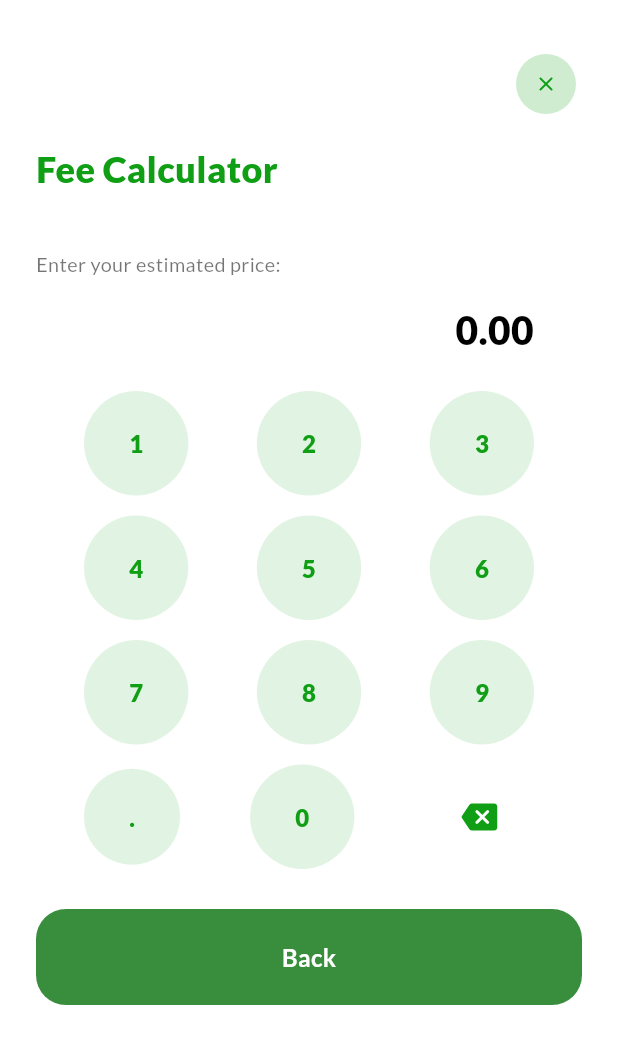
After one commit to taiwoteni/troco, a Flutter app: the FeeCalculatorScreen screen opened directly, swiped to page 2, on a phone screen of 412 x 824 dp. The commit adds this screen. Shown: the top 1044 px of the screen. Run offline on Flutter 3.47's test engine with Material 3 defaults, Android fonts, the phone set to English and light mode, and no system bars; our stand-ins replace awesome_snackbar_content, cached_network_image, carousel_slider, dotted_border, email_validator, equatable and 12 more; missing offline and left inert: croppy, nigerian_states_and_lga; accounts and stored records are empty.

Commit message:
Added fee calculator

```diff
--- a/lib/features/services/data/sources/preset-services.dart
+++ b/lib/features/services/data/sources/preset-services.dart
@@ -18,7 +18,7 @@ List<SettingsModel> presetServices({required BuildContext context}) {
         label: "Fee Calculator",
         icon: AssetManager.svgFile(name: "calculator"),
         settingsType: SettingsType.financial,
-        // onTap: () => Navigator.pushNamed(context, Routes.changeLanguageRoute),
+        onTap: () => Navigator.pushNamed(context, Routes.feeCalculator),
         iconType: IconType.svg),
     SettingsModel(
         label: "Payment Methods",
--- /dev/null
+++ b/lib/features/services/presentation/calc/views/fee-calculator-screen.dart
@@ -0,0 +1,81 @@
+import 'package:flutter/material.dart';
+import 'package:flutter_riverpod/flutter_riverpod.dart';
+import 'package:troco/features/services/presentation/calc/provider/fee-provider.dart';
+import 'package:troco/features/services/presentation/calc/widgets/fee-calculation-page.dart';
+import 'package:troco/features/services/presentation/calc/widgets/select-category-page.dart';
+
+import '../../../../../core/app/color-manager.dart';
+import '../../../../../core/app/font-manager.dart';
+import '../../../../../core/app/size-manager.dart';
+import '../../../../../core/components/others/spacer.dart';
+
+class FeeCalculatorScreen extends ConsumerStatefulWidget {
+  const FeeCalculatorScreen({super.key});
+
+  @override
+  ConsumerState<ConsumerStatefulWidget> createState() => _FeeCalculatorState();
+}
+
+class _FeeCalculatorState extends ConsumerState<FeeCalculatorScreen> {
+  @override
+  Widget build(BuildContext context) {
+    return Scaffold(
+      backgroundColor: ColorManager.background,
+      body: SingleChildScrollView(
+        padding:
+            const EdgeInsets.symmetric(horizontal: SizeManager.large * 1.2),
+        child: Column(
+          crossAxisAlignment: CrossAxisAlignment.start,
+          children: [
+            extraLargeSpacer(),
+            back(),
+            mediumSpacer(),
+            title(),
+            largeSpacer(),
+            pageView(),
+          ],
+        ),
+      ),
+    );
+  }
+
+  Widget pageView() {
+    return Container(
+      constraints: BoxConstraints.loose(const Size.fromHeight(607)),
+      child: PageView(
+        controller: ref.watch(feePageViewProvider),
+        physics: const NeverScrollableScrollPhysics(),
+        children: const [SelectCategoryPage(), FeeCalculationPage()],
+      ),
+    );
+  }
+
+  Widget title() {
+    return Text(
+      "Fee Calculator",
+      textAlign: TextAlign.left,
+      style: TextStyle(
+          color: ColorManager.accentColor,
+          fontFamily: 'lato',
+          fontSize: FontSizeManager.large * 1.2,
+          fontWeight: FontWeightManager.extrabold),
+    );
+  }
+
+  Widget back() {
+    return Align(
+      alignment: Alignment.centerRight,
+      child: IconButton(
+          onPressed: () => Navigator.pop(context),
+          style: ButtonStyle(
+              shape: const MaterialStatePropertyAll(CircleBorder()),
+              backgroundColor: MaterialStatePropertyAll(
+                  ColorManager.accentColor.withOpacity(0.2))),
+          icon: Icon(
+            Icons.close_rounded,
+            color: ColorManager.accentColor,
+            size: IconSizeManager.small,
+          )),
+    );
+  }
+}
--- /dev/null
+++ b/lib/features/services/presentation/calc/widgets/fee-calculation-page.dart
@@ -0,0 +1,217 @@
+import 'package:flutter/material.dart';
+import 'package:flutter_riverpod/flutter_riverpod.dart';
+import 'package:intl/intl.dart';
+import 'package:troco/core/components/button/presentation/provider/button-provider.dart';
+import 'package:troco/core/components/button/presentation/widget/button.dart';
+import 'package:troco/features/transactions/utils/enums.dart';
+
+import '../../../../../core/app/color-manager.dart';
+import '../../../../../core/app/font-manager.dart';
+import '../../../../../core/app/size-manager.dart';
+import '../../../../../core/components/others/spacer.dart';
+import '../provider/fee-provider.dart';
+import 'fee-keypad-widget.dart';
+
+class FeeCalculationPage extends ConsumerStatefulWidget {
+  const FeeCalculationPage({super.key});
+
+  @override
+  ConsumerState<ConsumerStatefulWidget> createState() =>
+      _SelectCategoryPageState();
+}
+
+class _SelectCategoryPageState extends ConsumerState<FeeCalculationPage> {
+  String price = "0";
+  String charges = "0";
+  final buttonKey = UniqueKey();
+  bool calculated = false;
+
+  @override
+  void setState(VoidCallback fn, {final bool? calculation}) {
+    if (!mounted) {
+      return;
+    }
+
+    if (calculation ?? false) {
+      calculated = true;
+    } else {
+      calculated = false;
+    }
+    super.setState(fn);
+  }
+
+  @override
+  Widget build(BuildContext context) {
+    return Column(
+      mainAxisSize: MainAxisSize.min,
+      crossAxisAlignment: CrossAxisAlignment.start,
+      children: [
+        mediumSpacer(),
+        enterEstimatedSales(),
+        mediumSpacer(),
+        priceText(),
+        mediumSpacer(),
+        keyPad(),
+        largeSpacer(),
+        calculate(),
+        extraLargeSpacer(),
+      ],
+    );
+  }
+
+  Widget enterEstimatedSales() {
+    final formatter = NumberFormat.currency(
+      locale: 'en_NG',
+      symbol: "N",
+      decimalDigits: 2,
+    );
+    return Text(
+      calculated
+          ? "Calculated price with charges (${formatter.format(double.parse(charges))}):"
+          : "Enter your estimated price:",
+      textAlign: TextAlign.left,
+      style: TextStyle(
+          color:
+              !calculated ? ColorManager.secondary : ColorManager.accentColor,
+          fontFamily: 'lato',
+          fontSize: FontSizeManager.small * 1.1,
+          fontWeight: FontWeightManager.regular),
+    );
+  }
+
+  Widget keyPad() {
+    final keys = [1, 2, 3, 4, 5, 6, 7, 8, 9, 0];
+
+    return Padding(
+      padding: const EdgeInsets.symmetric(horizontal: SizeManager.extralarge),
+      child: Column(
+        mainAxisSize: MainAxisSize.min,
+        mainAxisAlignment: MainAxisAlignment.center,
+        children: [
+          Row(
+            mainAxisAlignment: MainAxisAlignment.spaceBetween,
+            children: [
+              ...keys.getRange(0, 3).map(
+                    (e) => FeeKeypadWidget(
+                        onTap: () =>
+                            setState(() => price = price + e.toString()),
+                        text: e.toString()),
+                  ),
+            ],
+          ),
+          Row(
+            mainAxisAlignment: MainAxisAlignment.spaceBetween,
+            children: [
+              ...keys.getRange(3, 6).map(
+                    (e) => FeeKeypadWidget(
+                        onTap: () =>
+                            setState(() => price = price + e.toString()),
+                        text: e.toString()),
+                  ),
+            ],
+          ),
+          Row(
+            mainAxisAlignment: MainAxisAlignment.spaceBetween,
+            children: [
+              ...keys.getRange(6, 9).map(
+                    (e) => FeeKeypadWidget(
+                        onTap: () =>
+                            setState(() => price = price + e.toString()),
+                        text: e.toString()),
+                  ),
+            ],
+          ),
+          Row(
+            mainAxisAlignment: MainAxisAlignment.spaceBetween,
+            children: [
+              FeeKeypadWidget(
+                  onTap: () => setState(() => price = price.contains(".")
+                      ? "${price.replaceAll(".", ".")}."
+                      : "$price."),
+                  text: "."),
+              FeeKeypadWidget(
+                  onTap: () => setState(() => price = "${price}0"),
+                  text: 0.toString()),
+              GestureDetector(
+                onLongPress: () => setState(() => price = "0"),
+                child: IconButton.filled(
+                    style: const ButtonStyle(
+                        fixedSize: WidgetStatePropertyAll(Size.square(73)),
+                        backgroundColor:
+                            WidgetStatePropertyAll(Colors.transparent),
+                        shape: WidgetStatePropertyAll(CircleBorder())),
+                    onPressed: () => setState(() => price =
+                        price.trim().isEmpty || price == "0"
+                            ? "0"
+                            : price.substring(0, price.length - 1)),
+                    icon: Icon(
+                      Icons.backspace_rounded,
+                      color: ColorManager.accentColor,
+                      size: IconSizeManager.medium * 0.8,
+                    )),
+              ),
+            ],
+          )
+        ],
+      ),
+    );
+  }
+
+  Widget priceText() {
+    final formattedPrice = NumberFormat.currency(
+      locale: 'en_NG',
+      symbol: "",
+      decimalDigits: 2,
+    ).format(double.parse(price));
+    return Align(
+      alignment: Alignment.centerRight,
+      child: Padding(
+        padding: const EdgeInsets.symmetric(horizontal: SizeManager.extralarge),
+        child: Text(
+          price.isEmpty ? "0" : formattedPrice,
+          textAlign: TextAlign.right,
+          style: TextStyle(
+              color: ColorManager.primary,
+              fontSize: FontSizeManager.large * 1.3,
+              fontWeight: FontWeightManager.extrabold,
+              fontFamily: 'lato'),
+        ),
+      ),
+    );
+  }
+
+  SliverGridDelegateWithFixedCrossAxisCount keyPadDelegate() {
+    return const SliverGridDelegateWithFixedCrossAxisCount(
+      crossAxisCount: 3,
+      crossAxisSpacing: SizeManager.medium,
+      mainAxisSpacing: SizeManager.medium,
+    );
+  }
+
+  Widget calculate() {
+    return CustomButton(
+      label: price.trim().isEmpty || price == "0" ? "Back" : "Calculate",
+      buttonKey: buttonKey,
+      usesProvider: true,
+      onPressed: next,
+    );
+  }
+
+  Future<void> next() async {
+    ButtonProvider.startLoading(buttonKey: buttonKey, ref: ref);
+    await Future.delayed(const Duration(seconds: 3));
+    ButtonProvider.stopLoading(buttonKey: buttonKey, ref: ref);
+    //should move to next page
+    if (price.trim().isEmpty || price == "0") {
+      ref.watch(feePageViewProvider.notifier).state.previousPage(
+          duration: const Duration(milliseconds: 450), curve: Curves.ease);
+    } else {
+      if (ref.watch(feeCategoryProvider) == TransactionCategory.Product) {
+        setState(() {
+          charges = ((double.parse(price) * 0.05)).toString();
+          price = ((double.parse(price) * 1.05)).toString();
+        }, calculation: true);
+      }
+    }
+  }
+}
--- /dev/null
+++ b/lib/features/services/presentation/calc/widgets/fee-keypad-widget.dart
@@ -0,0 +1,40 @@
+import 'package:flutter/material.dart';
+import 'package:troco/core/app/color-manager.dart';
+import 'package:troco/core/app/font-manager.dart';
+import 'package:troco/core/app/size-manager.dart';
+
+class FeeKeypadWidget extends StatelessWidget {
+  const FeeKeypadWidget({
+    super.key,
+    required this.text,
+    this.onTap,
+  });
+
+  final void Function()? onTap;
+  final String text;
+
+  @override
+  Widget build(BuildContext context) {
+    return InkWell(
+      onTap: onTap,
+      splashColor: ColorManager.accentColor.withOpacity(0.2),
+      customBorder: const CircleBorder(),
+      child: Container(
+        padding: const EdgeInsets.all(SizeManager.large * 1.5),
+        decoration: BoxDecoration(
+            shape: BoxShape.circle,
+            color: ColorManager.accentColor.withOpacity(0.125)),
+        alignment: Alignment.center,
+        child: Text(
+          text,
+          textAlign: TextAlign.center,
+          style: TextStyle(
+              color: ColorManager.accentColor,
+              fontSize: FontSizeManager.large * 0.8,
+              fontWeight: FontWeightManager.extrabold,
+              fontFamily: 'lato'),
+        ),
+      ),
+    );
+  }
+}
```
Also changed, not shown: lib/core/app/routes-manager.dart (+7 -0 lines), lib/features/services/presentation/calc/provider/fee-provider.dart (added, +13 -0 lines), lib/features/services/presentation/calc/widgets/select-category-page.dart (added, +99 -0 lines).
